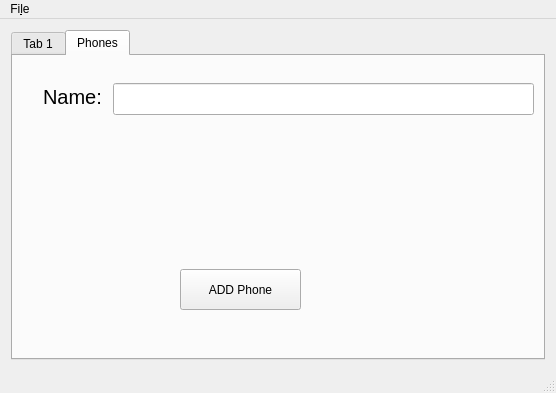
Above: centraltiendaMoviles/mainwindow.ui from ChristopherCousin/PhoneShop before the change. Below: the same form after it.
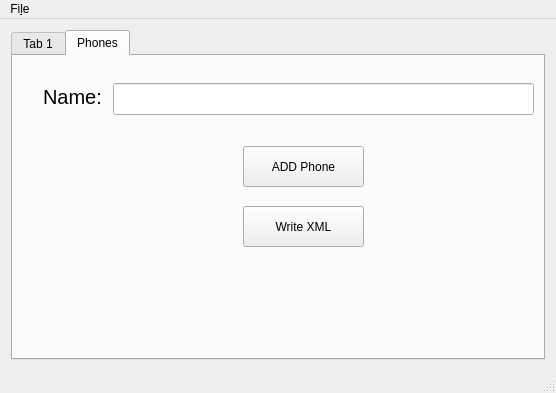
That is the form after the change.

Commit message: Added into centralShop app write XML functions

Patch:
```diff
--- a/centraltiendaMoviles/mainwindow.ui
+++ b/centraltiendaMoviles/mainwindow.ui
@@ -34,7 +34,7 @@
          <rect>
           <x>30</x>
           <y>30</y>
-          <width>81</width>
+          <width>61</width>
           <height>21</height>
          </rect>
         </property>
@@ -60,8 +60,8 @@
        <widget class="QPushButton" name="pushButton">
         <property name="geometry">
          <rect>
-          <x>167</x>
-          <y>213</y>
+          <x>230</x>
+          <y>90</y>
           <width>121</width>
           <height>41</height>
          </rect>
@@ -70,6 +70,19 @@
          <string>ADD Phone</string>
         </property>
        </widget>
+       <widget class="QPushButton" name="btn_WriteXML">
+        <property name="geometry">
+         <rect>
+          <x>230</x>
+          <y>150</y>
+          <width>121</width>
+          <height>41</height>
+         </rect>
+        </property>
+        <property name="text">
+         <string>Write XML</string>
+        </property>
+       </widget>
       </widget>
      </widget>
     </item>
```
Left out of the diff: 2 changed lines with no effect on the pictures. The commit also changes 5 other files.
